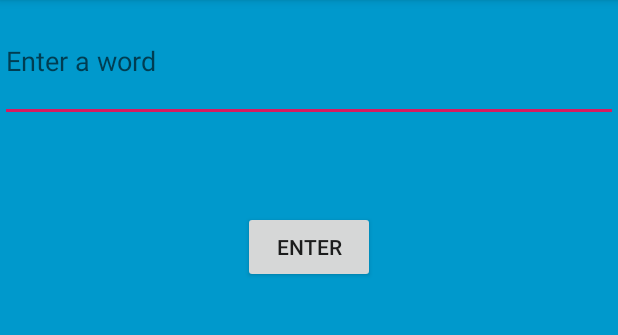
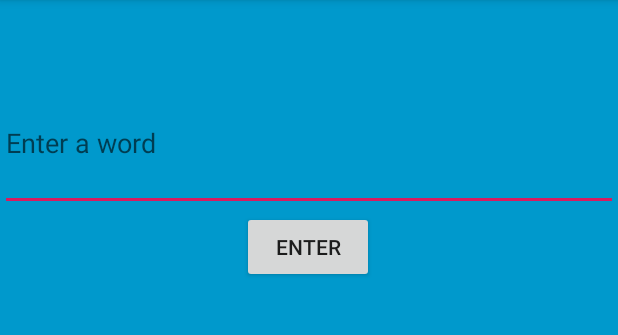
Before and after one commit to adikandu/synonymFinder, an Android app: the screen it shows after launch (MainActivity), on a phone screen of 412 x 824 dp, the part 84-419 px from its top. Run offline under Robolectric (Android 15) with nearby library versions, the phone set to English and light mode, and no system bars.

Commit message:
Format change 04/28/20

```diff
--- a/app/src/main/res/layout/activity_main.xml
+++ b/app/src/main/res/layout/activity_main.xml
@@ -13,19 +13,22 @@
         android:background="@android:color/holo_blue_dark"
         app:layout_constraintBottom_toBottomOf="parent"
         app:layout_constraintEnd_toEndOf="parent"
+        app:layout_constraintHorizontal_bias="0.0"
         app:layout_constraintStart_toStartOf="parent"
-        app:layout_constraintTop_toTopOf="parent">
+        app:layout_constraintTop_toTopOf="parent"
+        app:layout_constraintVertical_bias="1.0">
 
         <EditText
             android:id="@+id/wordInput"
             android:layout_width="0dp"
             android:layout_height="0dp"
-            android:layout_marginBottom="59dp"
+            android:layout_marginTop="50dp"
             android:ems="10"
             android:hint="@string/edit_message"
             android:inputType="textPersonName"
             app:layout_constraintBottom_toTopOf="@+id/enter"
             app:layout_constraintEnd_toEndOf="parent"
+            app:layout_constraintHorizontal_bias="1.0"
             app:layout_constraintStart_toStartOf="parent"
             app:layout_constraintTop_toTopOf="parent" />
 
@@ -38,6 +41,7 @@
             android:visibility="visible"
             app:layout_constraintBottom_toBottomOf="parent"
             app:layout_constraintEnd_toEndOf="parent"
+            app:layout_constraintHorizontal_bias="0.498"
             app:layout_constraintStart_toStartOf="parent"
             app:layout_constraintTop_toBottomOf="@+id/wordInput" />
 
```
